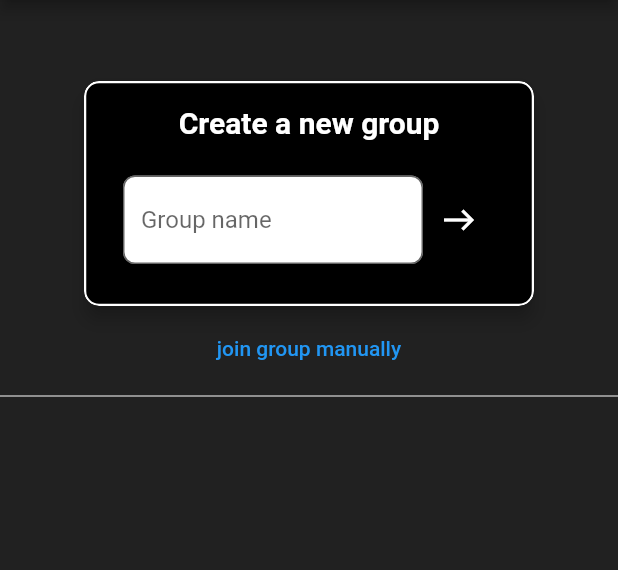
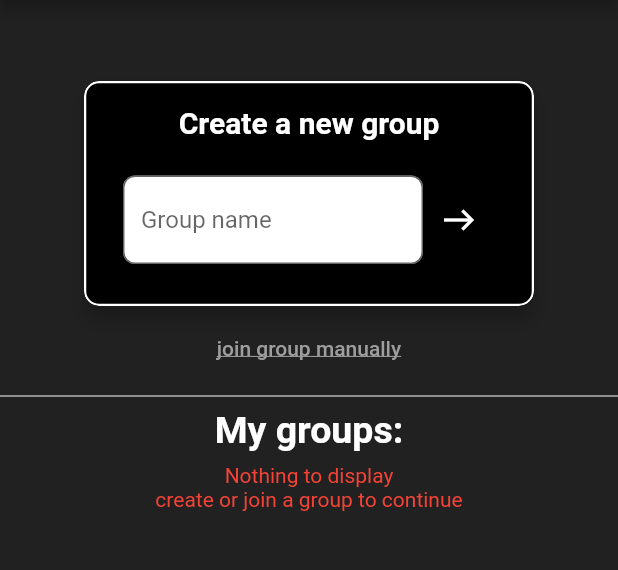
Before and after one commit to braimbau/IOU, a Flutter app: the JoinGroup screen opened directly with empty values, after a tap on the "close" icon, on a phone screen of 412 x 824 dp, the part 84-654 px from its top. Run offline on Flutter 3.47's test engine with Material 2 defaults, Android fonts, the phone set to English and light mode, and no system bars; our stand-ins replace another_flushbar, cloud_firestore, firebase_core, firebase_dynamic_links, firebase_storage, flutter_signin_button and 6 more; missing offline and left inert: emoji_picker; accounts and stored records are empty; network calls fail.

Commit message:
add apple sign in

```diff
--- a/lib/Other/invitation.dart
+++ b/lib/Other/invitation.dart
@@ -50,6 +50,10 @@ class _InvitationPanelState extends State<InvitationPanel> {
                     child: Row(
                       mainAxisAlignment: MainAxisAlignment.center,
                       children: [
+                        Padding(
+                          padding: const EdgeInsets.all(8.0),
+                          child: Icon(Icons.mail, color: Colors.white,),
+                        ),
                         Column(
                           children: [
                             Row(
--- a/lib/Routes/join_group.dart
+++ b/lib/Routes/join_group.dart
@@ -13,20 +13,27 @@ import '../classes/user.dart';
 import 'package:flutter/cupertino.dart';
 import 'package:flutter/material.dart';
 
+class JoinGroupArgs {
+  IOUser usr;
+  String groupInvite;
+
+  JoinGroupArgs({this.usr, this.groupInvite});
+}
+
 class JoinGroup extends StatelessWidget {
-  final IOUser usr;
-  final String groupInvite;
-  final String defaultGroup;
+  final JoinGroupArgs args;
 
-  JoinGroup({this.usr, this.groupInvite, this.defaultGroup});
+  JoinGroup({this.args});
 
   @override
   Widget build(BuildContext context) {
+    IOUser usr = args.usr;
+    String groupInvite = args.groupInvite;
+    print("group invitation : $groupInvite");
+
     SchedulerBinding.instance.addPostFrameCallback(
-        (_) async => handleRedirection(context, usr, defaultGroup));
+        (_) async => handleRedirection(context, usr));
 
-    String group;
-    String groupName;
     return Scaffold(
       backgroundColor: Colors.grey[900],
       appBar: AppBar(
@@ -73,11 +80,12 @@ class JoinGroup extends StatelessWidget {
             onPressed: () {
               showManualJoin(context, usr);
             },
-            child: Text("join group manually"),
+            child: Text("join group manually", style: TextStyle(color: Colors.grey, decoration: TextDecoration.underline),),
           ),
           Divider(
             color: Colors.white,
           ),
+          Text("My groups:", style: TextStyle(fontWeight: FontWeight.bold, color: Colors.white, fontSize: 25),),
           Flexible(
             child: GroupSelection(
               usr: usr,
@@ -137,13 +145,13 @@ void showFlushBar(
 
 Future<void> goMainPageWithGroup(
     BuildContext context, IOUser usr, String group) async {
-  print("_____${usr.getUrl()}");
   Navigator.pushNamed(context, '/mainPage',
       arguments: MainPageArgs(usr: usr, group: group));
 }
 
 Future<void> handleRedirection(
-    BuildContext context, IOUser usr, String defaultGroup) async {
+    BuildContext context, IOUser usr) async {
+  String defaultGroup = await getDefaultGroup(usr.getId());
   if (defaultGroup == null || defaultGroup == "") return;
   if (await groupExist(defaultGroup) &&
       await userIsInGroup(defaultGroup, usr.getId()))
--- a/lib/Routes/log_screen.dart
+++ b/lib/Routes/log_screen.dart
@@ -1,3 +1,11 @@
+import 'package:deed/Routes/join_group.dart';
+import 'package:deed/Utils.dart';
+import 'package:flutter/scheduler.dart';
+import 'package:flutter_signin_button/button_list.dart';
+import 'package:flutter_signin_button/button_view.dart';
+import 'package:shared_preferences/shared_preferences.dart';
+import 'package:sign_in_with_apple/sign_in_with_apple.dart';
+
 import '../utils/loading.dart';
 import 'package:flutter/cupertino.dart';
 import 'package:flutter/material.dart';
@@ -5,37 +13,65 @@ import '../utils/error_screen.dart';
 import '../utils/oauth.dart';
 import 'main_page.dart';
 import '../classes/user.dart';
-import 'group_screen.dart';
 
 class LogScreen extends StatefulWidget {
-  final String group;
+  final String args;
 
-  LogScreen({this.group});
+  LogScreen({this.args});
 
   @override
   _LogScreenState createState() => _LogScreenState();
 }
 
 class _LogScreenState extends State<LogScreen> {
-  final Future<IOUser> user = signInWithGoogle();
+
   @override
   Widget build(BuildContext context) {
-    return FutureBuilder(
-      // Initialize FlutterFire:
-      future: user,
-      builder: (context, snapshot) {
-        // Check for errors
-        if (snapshot.hasError) {
-          return logErrorScreen("An error occured while login whith Google", context);
-        }
-        // Once complete, show your application
+    String groupInvite = this.widget.args;
 
-        if (snapshot.connectionState == ConnectionState.done) {
-          return GroupScreen(usr: snapshot.data, groupInvite: this.widget.group);
-        }
-        // Otherwise, show something whilst waiting for initialization to complete
-        return Loading();
-      },
+    SchedulerBinding.instance.addPostFrameCallback(
+            (_) async => handleAutoLogIn(context));
+
+    return Scaffold(
+      backgroundColor: Colors.grey[900],
+      body: Column(
+        mainAxisAlignment: MainAxisAlignment.center,
+        children: [
+          Center(
+              child: Text(
+            "Welcome to",
+            style: TextStyle(
+                color: Colors.white, fontSize: 30, fontWeight: FontWeight.bold),
+          )),
+          Center(child: Image.asset('asset/image/IOU.png', height: 150)),
+          SignInButton(
+            Buttons.Apple,
+            onPressed: () async {
+              IOUser usr = await signInWithApple();
+              Navigator.pushNamed(context, '/joinGroup',
+                  arguments: JoinGroupArgs(usr: usr, groupInvite: groupInvite));
+            },
+          ),
+          SignInButton(
+            Buttons.Google,
+            onPressed: () async {
+              IOUser usr = await signInWithGoogle();
+              Navigator.pushNamed(context, '/joinGroup',
+                  arguments: JoinGroupArgs(usr: usr, groupInvite: groupInvite));
+            },
+          ),
+        ],
+      ),
     );
   }
 }
+
+Future<void> handleAutoLogIn(BuildContext context) async {
+  final SharedPreferences prefs = await SharedPreferences.getInstance();
+  String id = prefs.getString("userId");
+  if (id != null && id != "") {
+    IOUser usr = await getUserById(id);
+    Navigator.pushNamed(context, '/joinGroup',
+        arguments: JoinGroupArgs(usr: usr));
+  }
+}
--- a/lib/Routes/main_page.dart
+++ b/lib/Routes/main_page.dart
@@ -1,5 +1,6 @@
 import 'dart:ui';
-import 'package:deed/utils/Apple_oauth.dart';
+
+import 'package:sign_in_with_apple/sign_in_with_apple.dart';
 
 import '../Other/app_bar.dart';
 import '../cards/quick_card.dart';
@@ -92,8 +93,6 @@ class _MainPageState extends State<MainPage> {
             children: <Widget>[
               Visibility(child: Flexible(child: BalanceCard(usr: usr, group: group))),
               QuickCard(usr: usr, group: group),
-              IconButton(icon: Icon(Icons.face_rounded), onPressed: () {
-              })
             ],
           ),
         ),
--- a/lib/Utils.dart
+++ b/lib/Utils.dart
@@ -82,7 +82,7 @@ Future<String> getGroupDynamicLink(String group) async {
   return dynamicUrl.toString();
 }
 
-Future<String> getDefaultGroups(String userId) async {
+Future<String> getDefaultGroup(String userId) async {
   final DocumentReference document = FirebaseFirestore.instance.collection(
       "users").doc(userId);
   var doc = await document.get();
@@ -104,7 +104,7 @@ Future<void> setDefaultGroup(String usrId, String group) async {
 }
 
 Future<bool> toggleDefaultGroup(String usrId, String group) async {
-  String def = await getDefaultGroups(usrId);
+  String def = await getDefaultGroup(usrId);
   if (def != group) {
     setDefaultGroup(usrId, group);
     return true;
@@ -157,7 +157,7 @@ Future<void> changePhotoUrl(String id, String url, String group) async {
 Future<String> leaveGroup(String usrId, String group) async {
   if (!await groupExist(group))
     return("You can't leave a group that doesn't exist anymore");
-  if (await getDefaultGroups(usrId) == group)
+  if (await getDefaultGroup(usrId) == group)
     setDefaultGroup(usrId, null);
   if (!await isInGroup(usrId, group)) {
     return ("This user already left the group");
--- a/lib/group/group_creation.dart
+++ b/lib/group/group_creation.dart
@@ -170,12 +170,15 @@ class _GroupCreationState extends State<GroupCreation> {
                       child: Row(
                         mainAxisSize: MainAxisSize.min,
                         children: [
-                          Icon(
-                              Icons.ios_share,
-                              color: Colors.blue,
+                          Padding(
+                            padding: const EdgeInsets.all(8.0),
+                            child: Icon(
+                                Icons.forward_to_inbox,
+                                color: Colors.blue,
+                            ),
                           ),
                           Text(
-                            "Share Invitation",
+                            "Send Invitation",
                             style: TextStyle(
                                 color: Colors.blue,
                                 fontWeight: FontWeight.bold,
--- a/lib/group/group_selection.dart
+++ b/lib/group/group_selection.dart
@@ -41,6 +41,16 @@ class GroupSelection extends StatelessWidget {
 
           if (excludeGroup != null) stringGroupList.remove(excludeGroup);
 
+          if (stringGroupList.isEmpty)
+            return Padding(
+              padding: const EdgeInsets.all(8.0),
+              child: Column(
+                children: [
+                Text("Nothing to display", style: TextStyle(color: Colors.red),),
+              Text("create or join a group to continue", style: TextStyle(color: Colors.red),),
+              ],
+              ),
+            );
           return FutureBuilder<List<Group>>(
               future: getGroupsById(stringGroupList),
               builder: (BuildContext context,
@@ -152,7 +162,7 @@ _confirmLeaveGroup(BuildContext context, String usrId, String group) {
               if (spam == false) {
                 spam = true;
                 String err = await leaveGroup(usrId, group);
-                Navigator.of(context).popUntil(ModalRoute.withName('/'));
+                Navigator.of(context).popUntil(ModalRoute.withName('/joinGroup'));
                 if (err != null) displayError(err, context);
               }
             },
--- a/lib/group/manual_join.dart
+++ b/lib/group/manual_join.dart
@@ -86,18 +86,18 @@ class ManualJoin extends StatelessWidget {
                       WidgetsBinding.instance.focusManager.primaryFocus
                           ?.unfocus();
                       if (!await groupExist(groupId)) {
-                        Navigator.of(context).popUntil(ModalRoute.withName('/'));
+                        Navigator.of(context).popUntil(ModalRoute.withName('/joinGroup'));
                         displayError("Invalid code", context);
                         return;
                       }
                       if (await userIsInGroup(groupId, usr.getId())) {
-                        Navigator.of(context).popUntil(ModalRoute.withName('/'));
+                        Navigator.of(context).popUntil(ModalRoute.withName('/joinGroup'));
                         displayError("You're already in that group", context);
                         return;
                       }
                       addGroup(groupId, usr.getId());
                       checkGroup(usr, groupId);
-                      Navigator.of(context).popUntil(ModalRoute.withName('/'));
+                      Navigator.of(context).popUntil(ModalRoute.withName('/joinGroup'));
                       displayMessage(
                           "You've successfully join this group", context);
                     }),
--- a/pubspec.yaml
+++ b/pubspec.yaml
@@ -37,8 +37,9 @@ dependencies:
   firebase_dynamic_links: ^2.0.7
   share_plus: ^2.1.4
   flutter_slidable: ^0.6.0
-  sign_in_with_apple: ^2.5.2
-  crypto: ^2.1.5
+  sign_in_with_apple: ^3.0.0
+  flutter_signin_button: ^2.0.0
+
 
   # The following adds the Cupertino Icons font to your application.
   # Use with the CupertinoIcons class for iOS style icons.
```
Also changed, not shown: lib/Routes/group_screen.dart (deleted, +0 -35 lines), lib/main.dart (+43 -27 lines), lib/utils/Apple_oauth.dart (deleted, +0 -53 lines), lib/utils/oauth.dart (+36 -17 lines), asset/image/IOU.png (added), pubspec.lock, 81 other files.
